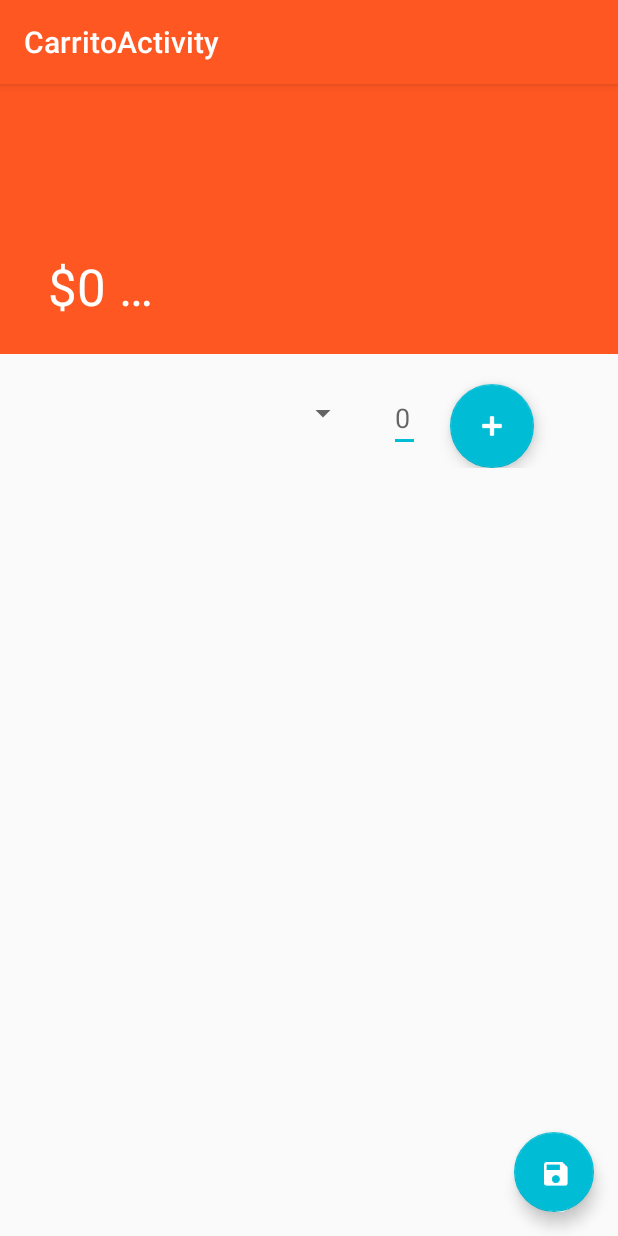
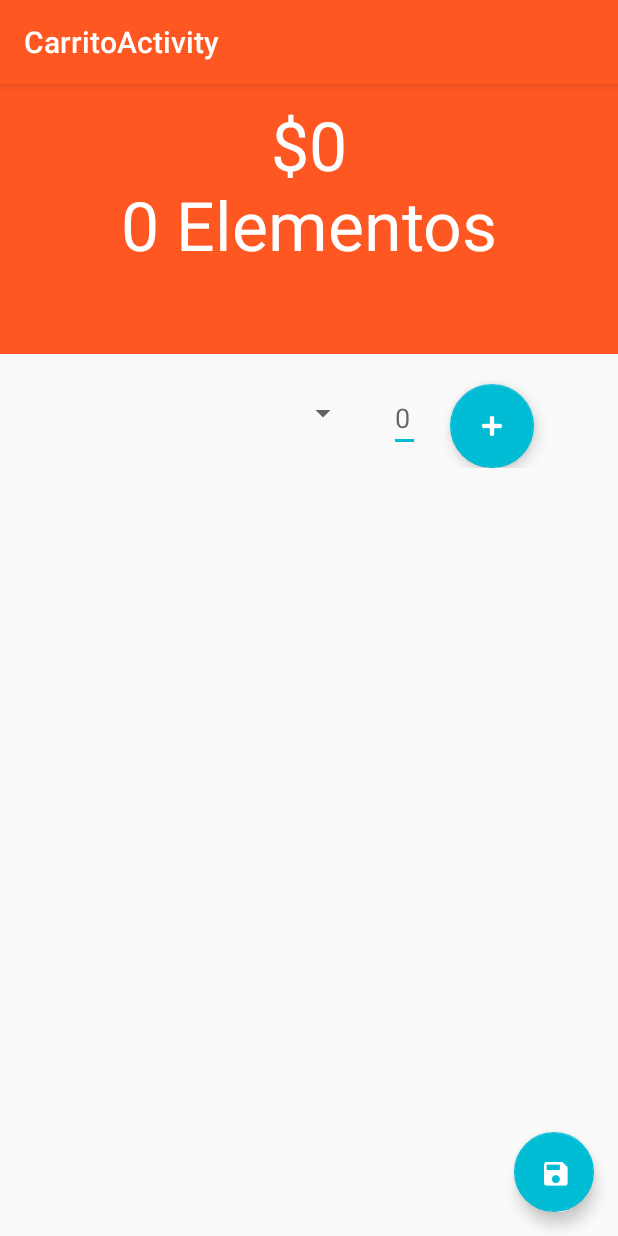
Before and after one commit to consvic/AppCompras, an Android app: the CarritoActivity screen opened directly, with no data from a screen before it, on a phone screen of 412 x 824 dp. Run offline under Robolectric (Android 15) with nearby library versions, the phone set to English and light mode, and no system bars.

Commit message:
ahora si ya funciona "bien"

```diff
--- a/app/src/main/java/com/example/cocoy/appcompras/Activities/CarritoActivity.java
+++ b/app/src/main/java/com/example/cocoy/appcompras/Activities/CarritoActivity.java
@@ -15,6 +15,7 @@ import android.widget.AdapterView;
 import android.widget.ArrayAdapter;
 import android.widget.EditText;
 import android.widget.Spinner;
+import android.widget.TextView;
 import android.widget.Toast;
 
 import com.example.cocoy.appcompras.Adapters.RecyclerViewClickListener;
@@ -39,12 +40,13 @@ public class CarritoActivity extends AppCompatActivity {
 
     private RecyclerView recyclerView;
     private LinearLayoutManager linearLayoutManager;
-
+    private TextView tvHeader;
     private Spinner spinner;
     private EditText etCantidad;
     private FloatingActionButton fabSaveCar, fabAddProduct;
     private RecyclerViewClickListener listener;
     private RecyclerViewCustomAdapter2 adapter;
+    CollapsingToolbarLayout collapsingToolbar;
     ArrayList<Product> products = new ArrayList<>();
     ArrayList<Integer> integers = new ArrayList<>();
     ArrayList<DetailPurchase> detailPurchases = new ArrayList<>();
@@ -66,13 +68,14 @@ public class CarritoActivity extends AppCompatActivity {
         Toolbar toolbar = (Toolbar) findViewById(R.id.toolbar);
         setSupportActionBar(toolbar);
 
-        CollapsingToolbarLayout collapsingToolbar =
+
+        collapsingToolbar =
                 (CollapsingToolbarLayout) findViewById(R.id.toolbar_layoutCarrito);
 
         comprasCRUD = new ComprasCRUD(this);
         products = comprasCRUD.getProducts();
-        collapsingToolbar.setTitle("$0 \n 0 elementos");
 
+        tvHeader = (TextView) findViewById(R.id.tvHeaderCarrito);
 
         addItemsSpinner();
         recyclerView = (RecyclerView) findViewById(R.id.recyclerViewCarrito);
@@ -99,18 +102,27 @@ public class CarritoActivity extends AppCompatActivity {
             public void onClick(View view) {
                 addListenerOnSpinnerItemSelection();
                 saveData();
+                if(!quantity.equals("")) {
+
+                    quantityInt = Integer.parseInt(quantity);
+                    subtotal = quantityInt * products.get(posSelection).getPrice();
+                    total = total+subtotal;
+                    elements = elements+quantityInt;
                     //integers.add(quantityInt);
-                if(quantityInt != 0) {
+                    if (quantityInt != 0) {
                         detailPurchases.add(new DetailPurchase(id,
                                 products.get(posSelection).getId(),
                                 products.get(posSelection).getName(),
                                 quantityInt,
                                 subtotal));
-                    Log.d("quantity", quantity);
-                    Log.d("subtotal", subtotal + "");
-                    Log.d("size array", detailPurchases.size() + "");
+                        //Log.d("quantity", quantity);
+                        //Log.d("subtotal", subtotal + "");
+                        //Log.d("size array", detailPurchases.size() + "");
+                        tvHeader.setText("$"+ total +" \n "+elements +" elementos");
+
                     }
                     adapter.notifyDataSetChanged();
+                }
             }
         });
 
@@ -118,7 +130,8 @@ public class CarritoActivity extends AppCompatActivity {
         fabSaveCar.setOnClickListener(new View.OnClickListener() {
             @Override
             public void onClick(View view) {
-                if(detailPurchases != null) {
+
+                if(detailPurchases.size() > 0) {
                     int totalPurchase = 0;
                     DateFormat dateFormat = new SimpleDateFormat("yyyy-MM-dd");
                     Date now;
@@ -132,7 +145,7 @@ public class CarritoActivity extends AppCompatActivity {
                         HistoryPurchase historyPurchase = new HistoryPurchase(
                                 id_history,
                                 other,
-                                detailPurchases.size(),
+                                elements,
                                 totalPurchase
                         );
                         Log.d("date: ", other);
@@ -155,8 +168,9 @@ public class CarritoActivity extends AppCompatActivity {
 
     public void saveData() {
         quantity = etCantidad.getText().toString();
-        quantityInt = Integer.parseInt(quantity);
-        subtotal = quantityInt * products.get(posSelection).getPrice();
+
+
+
     }
 
     public void addItemsSpinner() {
--- a/app/src/main/java/com/example/cocoy/appcompras/Adapters/RecyclerViewCustomAdapter2.java
+++ b/app/src/main/java/com/example/cocoy/appcompras/Adapters/RecyclerViewCustomAdapter2.java
@@ -64,7 +64,7 @@ public class RecyclerViewCustomAdapter2 extends
         float precio = detailPurchases.get(position).getSubtotal()/detailPurchases.get(position).getQuantity();
         holder.tvNombre_item.setText(detailPurchases.get(position).getProduct_name());
         holder.tvPrecioDe.setText(detailPurchases.get(position).getQuantity() + " de $" + precio);
-        holder.tvCantidad.setText(detailPurchases.get(position).getSubtotal()+"");
+        holder.tvCantidad.setText("$"+detailPurchases.get(position).getSubtotal()+"");
     }
 
 
--- a/app/src/main/java/com/example/cocoy/appcompras/Adapters/RecyclerViewCustomAdapter3.java
+++ b/app/src/main/java/com/example/cocoy/appcompras/Adapters/RecyclerViewCustomAdapter3.java
@@ -60,7 +60,7 @@ public class RecyclerViewCustomAdapter3 extends
     @Override
     public void onBindViewHolder(CustomViewHolder holder, int position) {
         holder.tvNombre_item.setText("Compra " + historyPurchases.get(position).getReal_date());
-        holder.tvPrecioDe.setText(historyPurchases.get(position).getTotal() + " elementos");
+        holder.tvPrecioDe.setText(historyPurchases.get(position).getElements() + " elementos");
         holder.tvCantidad.setText("$"+historyPurchases.get(position).getTotal());
     }
 
--- a/app/src/main/res/layout/content_carrito.xml
+++ b/app/src/main/res/layout/content_carrito.xml
@@ -30,6 +30,15 @@
                 android:layout_height="?attr/actionBarSize"
                 app:layout_collapseMode="pin"
                 app:popupTheme="@style/AppTheme.PopupOverlay" />
+
+            <TextView
+                android:id="@+id/tvHeaderCarrito"
+                android:layout_width="match_parent"
+                android:layout_height="134dp"
+                android:textColor="#fff"
+                android:gravity="center"
+                android:textSize="45dp"
+                android:text="$0\n0 Elementos" />
 
         </android.support.design.widget.CollapsingToolbarLayout>
     </android.support.design.widget.AppBarLayout>
@@ -69,6 +78,7 @@
                 android:layout_marginLeft="20dp"
                 android:layout_marginTop="20dp"
                 android:hint="0"
+                android:maxLines="1"
                 app:layout_constraintLeft_toLeftOf="parent"
                 app:layout_constraintTop_toTopOf="parent" />
 
```
Also changed, not shown: app/src/main/java/com/example/cocoy/appcompras/Activities/AddProductActivity.java (+10 -7 lines), app/src/main/java/com/example/cocoy/appcompras/BaseDatos/ComprasCRUD.java (+5 -5 lines). Lines whose indentation alone changed are shown as unchanged.
